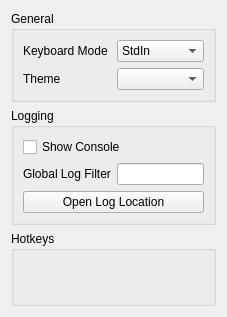
This is src/citra_qt/configuration/configure_general.ui in grimtnt/citra as Qt 5 draws it before an edit. The edited form follows.
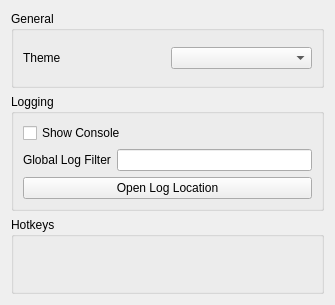
This is the edited form. Custom widgets are drawn as their Qt base class.

Diff of the .ui file:
```diff
--- a/src/citra_qt/configuration/configure_general.ui
+++ b/src/citra_qt/configuration/configure_general.ui
@@ -6,8 +6,8 @@
    <rect>
     <x>0</x>
     <y>0</y>
-    <width>227</width>
-    <height>317</height>
+    <width>335</width>
+    <height>305</height>
    </rect>
   </property>
   <property name="windowTitle">
@@ -24,31 +24,6 @@
        <layout class="QHBoxLayout" name="horizontalLayout_3">
         <item>
          <layout class="QVBoxLayout" name="verticalLayout_2">
-          <item>
-           <layout class="QHBoxLayout" name="layout_keyboard_mode">
-            <item>
-             <widget class="QLabel" name="label_keyboard_mode">
-              <property name="text">
-               <string>Keyboard Mode</string>
-              </property>
-             </widget>
-            </item>
-            <item>
-             <widget class="QComboBox" name="combobox_keyboard_mode">
-              <item>
-               <property name="text">
-                <string>StdIn</string>
-               </property>
-              </item>
-              <item>
-               <property name="text">
-                <string>Qt</string>
-               </property>
-              </item>
-             </widget>
-            </item>
-           </layout>
-          </item>
           <item>
            <layout class="QHBoxLayout" name="layout_theme">
             <item>
```
Left out of the diff: 3 changed lines with no effect on the pictures.
